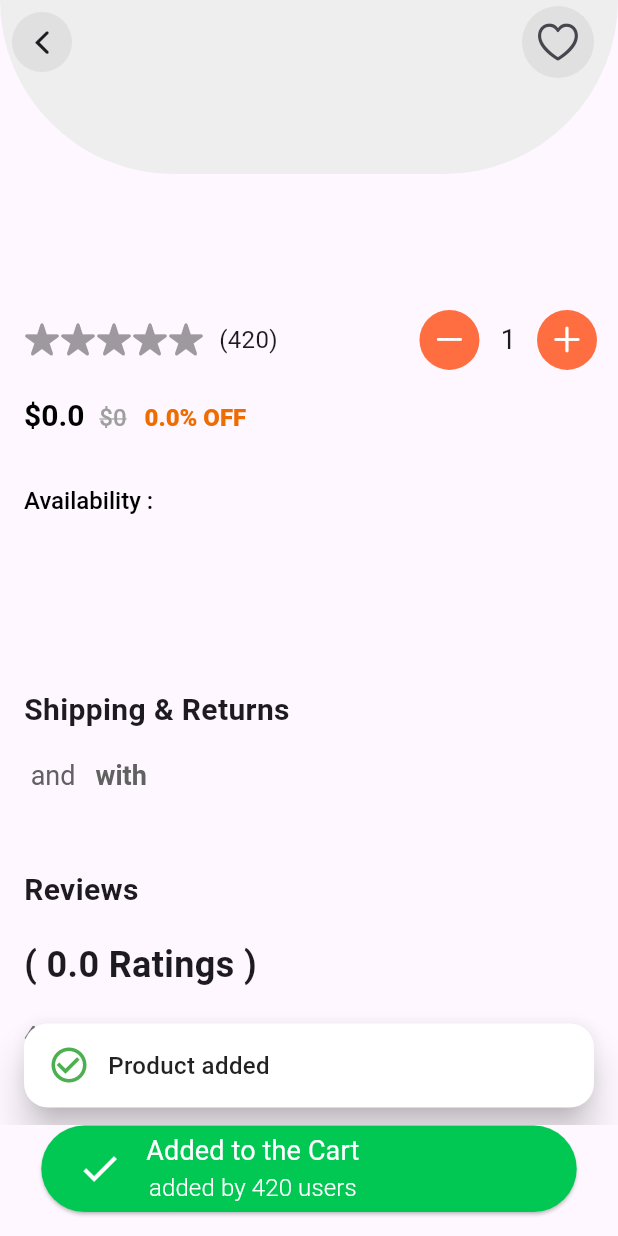
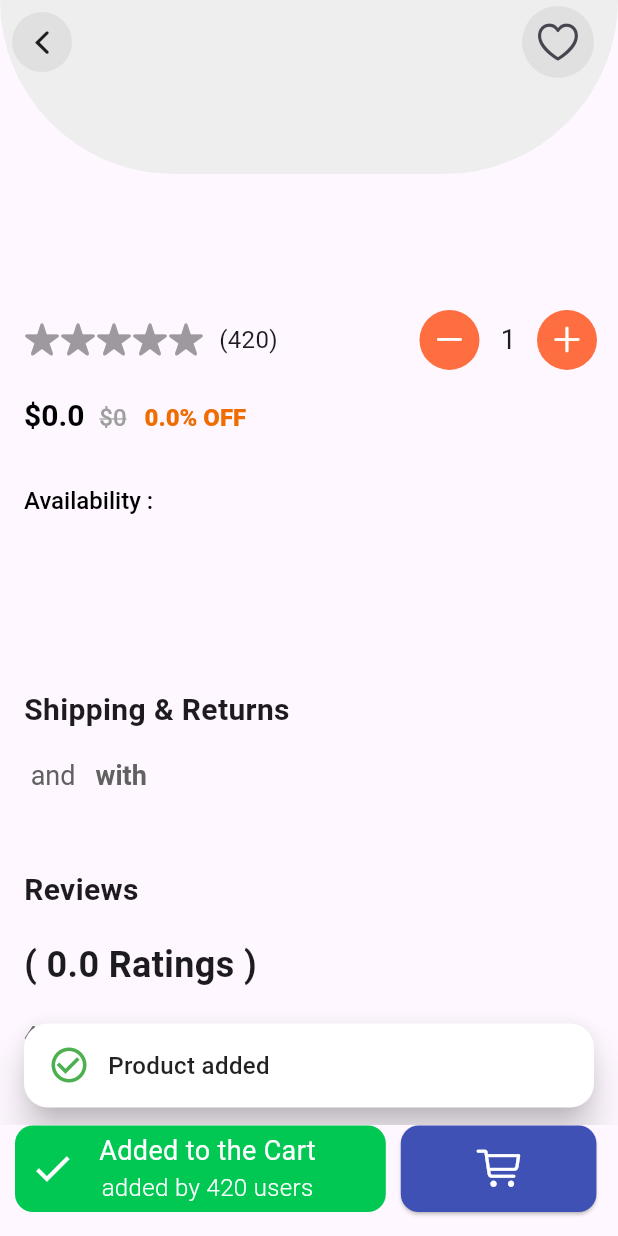
Before and after one commit to 200MUSTAFA001/E-Commerce_App, a Flutter app: the ProductDetailsPage screen opened directly with empty values, scrolled down 296 dp, after a tap on "Add To Cart", on a phone screen of 412 x 824 dp. Run offline on Flutter 3.47's test engine with Material 3 defaults, Android fonts, the phone set to English and light mode, and no system bars; drawn by our look-alikes of flutter_rating_bar; our stand-ins replace bloc, cached_network_image, dartx, dio, flutter_bloc, flutter_snake_navigationbar and 9 more; network calls fail.

Commit message:
refactor: replace ElevatedButton with GestureDetector and Container for custom cart buttons

```diff
--- a/lib/logic/cubit/cart_cubit.dart
+++ b/lib/logic/cubit/cart_cubit.dart
@@ -19,11 +19,6 @@ class CartCubit extends HydratedCubit<CartState> {
         cartProductsIDs.contains(product.id) ? true : false;
 
     return isProductExistBool;
-    // if (cartProductsTitles.contains(product.id)) {
-    //   return true;
-    // } else {
-    //   return false;
-    // }
   }
 
   void addProduct(Product product, int quantity) {
--- a/lib/logic/cubit/favorites_cubit.dart
+++ b/lib/logic/cubit/favorites_cubit.dart
@@ -14,11 +14,6 @@ class FavoritesCubit extends HydratedCubit<FavoritesState> {
     final isProductExistBool = productIDs.contains(productID) ? true : false;
 
     return isProductExistBool;
-    // if(productIDs.contains(productID)){
-    //   return true;
-    // }else{
-    //   return false;
-    // }
   }
 
   void addProduct(Product product) {
--- a/lib/presentation/widgets/cards/cart_product_card.dart
+++ b/lib/presentation/widgets/cards/cart_product_card.dart
@@ -24,7 +24,7 @@ class CartProductCard extends StatelessWidget {
       margin: const EdgeInsets.all(10),
       shape: RoundedRectangleBorder(borderRadius: BorderRadius.circular(30)),
       child: Padding(
-        padding: const EdgeInsets.all(12),
+        padding: const EdgeInsets.all(10),
         child: Row(
           crossAxisAlignment: CrossAxisAlignment.start,
           mainAxisAlignment: MainAxisAlignment.start,
@@ -34,8 +34,8 @@ class CartProductCard extends StatelessWidget {
                 context.push(AppRouter.productDetailsPage, extra: product);
               },
               child: SizedBox(
-                width: 100,
-                height: 80,
+                width: 120,
+                height: 120,
                 child: CachedNetworkImage(
                   imageUrl: product.thumbnail,
                   progressIndicatorBuilder: (context, url, downloadProgress) =>
@@ -47,7 +47,7 @@ class CartProductCard extends StatelessWidget {
                   errorWidget: (context, url, error) => const Center(
                     child: Icon(Icons.error),
                   ),
-                  fit: BoxFit.contain,
+                  fit: BoxFit.fill,
                 ),
               ),
             ),
@@ -63,6 +63,8 @@ class CartProductCard extends StatelessWidget {
                     Text(
                       product.title,
                       style: const TextStyle(fontSize: 16),
+                      overflow: TextOverflow.ellipsis,
+                      maxLines: 3,
                     ),
                     const SizedBox(height: 8),
                     Text(
@@ -77,14 +79,14 @@ class CartProductCard extends StatelessWidget {
               ),
             ),
             Column(
+              spacing: 24,
               children: [
                 IconButton(
-                  icon: const Icon(Icons.remove, color: Colors.red),
+                  icon: const Icon(CupertinoIcons.trash, color: Colors.red),
                   onPressed: () {
                     context.read<CartCubit>().removeProduct(product);
                   },
                 ),
-                const SizedBox(height: 6),
                 CartPageCounter(
                   productQuantity: productQuantity,
                   onIncrement: () {
--- a/lib/presentation/widgets/custom_buttons/add_to_cart_button.dart
+++ b/lib/presentation/widgets/custom_buttons/add_to_cart_button.dart
@@ -13,15 +13,16 @@ class AddToCartButton extends StatelessWidget {
 
   @override
   Widget build(BuildContext context) {
-    return ElevatedButton(
-      onPressed: onTap,
-      style: ElevatedButton.styleFrom(
-        backgroundColor: Colors.deepOrangeAccent,
-        foregroundColor: Colors.white,
-      ),
-      child: SizedBox(
-        width: context.width * 0.75,
+    return GestureDetector(
+      onTap: onTap,
+      child: Container(
+        width: context.width * 0.6,
         height: context.height * 0.07,
+        padding: const EdgeInsets.only(left: 10, right: 10),
+        decoration: BoxDecoration(
+          color: Colors.deepOrangeAccent,
+          borderRadius: BorderRadius.circular(12),
+        ),
         child: Row(
           crossAxisAlignment: CrossAxisAlignment.center,
           mainAxisAlignment: MainAxisAlignment.spaceBetween,
@@ -29,20 +30,22 @@ class AddToCartButton extends StatelessWidget {
             const Text(
               "Add To Cart",
               style: TextStyle(
-                fontSize: 20,
-                fontWeight: FontWeight.w500,
-              ),
+                  fontSize: 18,
+                  fontWeight: FontWeight.w500,
+                  color: Colors.white),
             ),
             Text(
               r"$" "$productPrice",
               style: const TextStyle(
-                fontSize: 20,
+                fontSize: 18,
                 fontWeight: FontWeight.bold,
+                overflow: TextOverflow.ellipsis,
+                color: Colors.white,
               ),
             ),
           ],
         ),
       ),
-    );
+    ).onlyPadding(right: 10, left: 10, top: 0, bottom: 0);
   }
 }
--- a/lib/presentation/widgets/custom_buttons/cart_added_button.dart
+++ b/lib/presentation/widgets/custom_buttons/cart_added_button.dart
@@ -10,14 +10,16 @@ class CartAddedButton extends StatelessWidget {
 
   @override
   Widget build(BuildContext context) {
-    return ElevatedButton(
-      style: ElevatedButton.styleFrom(
-          backgroundColor: Colors.greenAccent.shade700,
-          foregroundColor: Colors.white),
-      onPressed: onPressed,
-      child: SizedBox(
-        width: context.width * 0.75,
+    return GestureDetector(
+      onTap: onPressed,
+      child: Container(
+        width: context.width * 0.6,
         height: context.height * 0.07,
+        padding: const EdgeInsets.only(left: 10, right: 10),
+        decoration: BoxDecoration(
+          color: Colors.greenAccent.shade700,
+          borderRadius: BorderRadius.circular(12),
+        ),
         child: Row(
           crossAxisAlignment: CrossAxisAlignment.center,
           mainAxisAlignment: MainAxisAlignment.start,
@@ -34,18 +36,25 @@ class CartAddedButton extends StatelessWidget {
               children: [
                 const Text(
                   "Added to the Cart",
-                  style: TextStyle(fontSize: 18, fontWeight: FontWeight.w400),
+                  style: TextStyle(
+                    fontSize: 18,
+                    fontWeight: FontWeight.w400,
+                    color: Colors.white,
+                  ),
                 ),
                 Text(
                   "added by ${Random().nextInt(1000)} users",
                   style: const TextStyle(
-                      fontSize: 16, fontWeight: FontWeight.w300),
+                    fontSize: 16,
+                    fontWeight: FontWeight.w300,
+                    color: Colors.white,
+                  ),
                 ),
               ],
             )
           ],
         ),
       ),
-    );
+    ).onlyPadding(right: 10, left: 10, top: 0, bottom: 0);
   }
 }
--- a/lib/presentation/widgets/custom_buttons/product_details_page_cart_button.dart
+++ b/lib/presentation/widgets/custom_buttons/product_details_page_cart_button.dart
@@ -1,5 +1,9 @@
+import 'package:api_app/app_router.dart';
+import 'package:api_app/extensions.dart';
+import 'package:flutter/cupertino.dart';
 import 'package:flutter/material.dart';
 import 'package:flutter_bloc/flutter_bloc.dart';
+import 'package:go_router/go_router.dart';
 
 import '../../../data/models/products_model.dart';
 import '../../../logic/cubit/cart_cubit.dart';
@@ -30,12 +34,16 @@ class _ProductDetailsPageCartButtonState
   Widget build(BuildContext context) {
     final isProductInCart =
         context.read<CartCubit>().isProductExist(widget.product);
-    return isProductInCart == true
+    return Row(
+      children: [
+        isProductInCart == true
             ? CartAddedButton(
                 onPressed: () {
                   setState(() {
                     isProductInCart == true
-                    ? context.read<CartCubit>().removeProduct(widget.product)
+                        ? context
+                            .read<CartCubit>()
+                            .removeProduct(widget.product)
                         : context
                             .read<CartCubit>()
                             .addProduct(widget.product, widget.productQuantity);
@@ -52,6 +60,27 @@ class _ProductDetailsPageCartButtonState
                   });
                   showSnackBar(context);
                 },
+              ),
+        ElevatedButton(
+          onPressed: () {
+            context.push(AppRouter.cartPage);
+          },
+          style: ElevatedButton.styleFrom(
+            shape:
+                RoundedRectangleBorder(borderRadius: BorderRadius.circular(12)),
+            backgroundColor: Colors.indigo,
+          ),
+          child: SizedBox(
+            width: context.width * 0.2,
+            height: context.height * 0.07,
+            child: const Icon(
+              CupertinoIcons.cart,
+              color: Colors.white,
+              size: 30,
+            ),
+          ),
+        ),
+      ],
     );
   }
 }
--- a/lib/presentation/widgets/custom_widgets/category_bar.dart
+++ b/lib/presentation/widgets/custom_widgets/category_bar.dart
@@ -5,7 +5,7 @@ class CategoryBar extends StatefulWidget {
   const CategoryBar({super.key, required this.onCategorySelected});
 
   @override
-  _CategoryBarState createState() => _CategoryBarState();
+  State<CategoryBar> createState() => _CategoryBarState();
 
   final void Function(String category) onCategorySelected;
 }
--- a/lib/presentation/widgets/custom_widgets/checkout_bar.dart
+++ b/lib/presentation/widgets/custom_widgets/checkout_bar.dart
@@ -10,7 +10,7 @@ class CheckoutBar extends StatelessWidget {
   @override
   Widget build(BuildContext context) {
     return SizedBox(
-      height: context.height * 0.23,
+      height: context.height * 0.16,
       child: BlocBuilder<CartCubit, CartState>(
         builder: (context, state) {
           final cartProductsPrices =
@@ -59,9 +59,6 @@ class CheckoutBar extends StatelessWidget {
               ).allPadding(padding: 16),
             ],
           );
-          //   CheckoutBar(
-          //   cartProductsPrices: cartProductsPrices,
-          // );
         },
       ),
     ).onlyPadding(right: 0, left: 0, top: 10, bottom: 0);
--- a/lib/presentation/widgets/custom_widgets/custom_snack_bar.dart
+++ b/lib/presentation/widgets/custom_widgets/custom_snack_bar.dart
@@ -29,7 +29,7 @@ void showSnackBar(BuildContext context) {
           ),
         ],
       ),
-      duration: const Duration(seconds: 3),
+      duration: const Duration(seconds: 2),
     ),
   );
 }
```
Also changed, not shown: lib/data/models/products_model.dart (+0 -11 lines), lib/data/repository/products_repo.dart (+0 -9 lines), lib/data/services/web_services.dart (+25 -14 lines), lib/logic/cubit/products_cubit.dart (+0 -7 lines), lib/presentation/screens/products_on_sale_page.dart (+15 -16 lines), lib/presentation/widgets/cards/product_card.dart (+0 -86 lines), lib/presentation/widgets/lists/on_sale_grid.dart (deleted, +0 -58 lines), lib/presentation/widgets/lists/sale_cards_list.dart (+0 -21 lines). Lines whose indentation alone changed are shown as unchanged.
